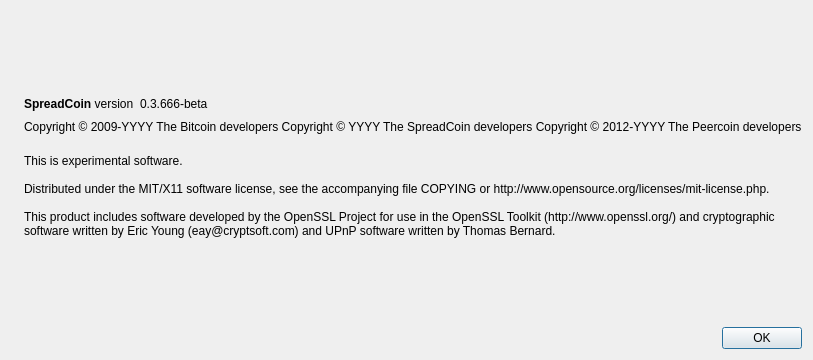
Before: the Qt Designer form src/qt/forms/aboutdialog.ui in spreadcoin-project/spreadcoin, drawn with Qt 5.
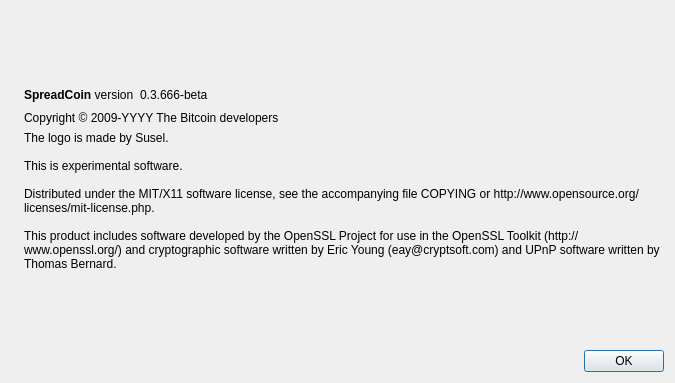
After: the same form once the commit is applied. Icons and pictures are not drawn.

Commit message: Add logo attribution

Patch:
```diff
--- a/src/qt/forms/aboutdialog.ui
+++ b/src/qt/forms/aboutdialog.ui
@@ -6,8 +6,8 @@
    <rect>
     <x>0</x>
     <y>0</y>
-    <width>593</width>
-    <height>360</height>
+    <width>675</width>
+    <height>383</height>
    </rect>
   </property>
   <property name="windowTitle">
@@ -17,7 +17,7 @@
    <item>
     <widget class="QLabel" name="label_4">
      <property name="sizePolicy">
-      <sizepolicy hsizetype="Preferred" vsizetype="Ignored">
+      <sizepolicy hsizetype="Preferred" vsizetype="Minimum">
        <horstretch>0</horstretch>
        <verstretch>0</verstretch>
       </sizepolicy>
@@ -91,9 +91,7 @@
         <cursorShape>IBeamCursor</cursorShape>
        </property>
        <property name="text">
-        <string notr="true">Copyright &amp;copy; 2009-YYYY The Bitcoin developers
-        Copyright &amp;copy; YYYY The SpreadCoin developers
-        Copyright &amp;copy; 2012-YYYY The Peercoin developers</string>
+        <string notr="true">Copyright &amp;copy; 2009-YYYY The Bitcoin developers</string>
        </property>
        <property name="textFormat">
         <enum>Qt::RichText</enum>
@@ -109,7 +107,8 @@
         <cursorShape>IBeamCursor</cursorShape>
        </property>
        <property name="text">
-        <string>
+        <string>The logo is made by Susel.
+
 This is experimental software.
 
 Distributed under the MIT/X11 software license, see the accompanying file COPYING or http://www.opensource.org/licenses/mit-license.php.
```
